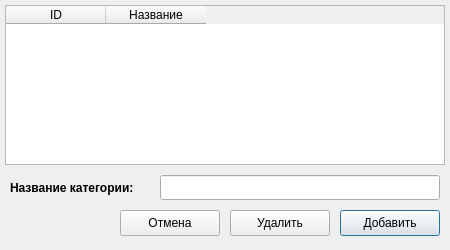
The window that ui_templates/AddCategoryDialog.ui (NikitaKolotushkin/McDonalds) describes before a commit, drawn with Qt 5.
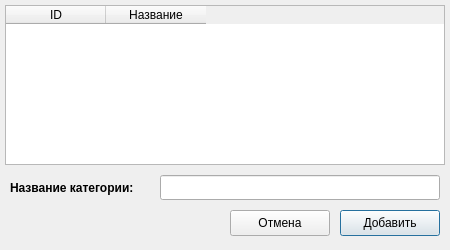
The same window after the commit.

Commit message: Изменения в дизайне интерфейсов

Diff of the .ui file:
```diff
--- a/ui_templates/AddCategoryDialog.ui
+++ b/ui_templates/AddCategoryDialog.ui
@@ -70,19 +70,6 @@
   <widget class="QPushButton" name="cancelButton">
    <property name="geometry">
     <rect>
-     <x>120</x>
-     <y>210</y>
-     <width>100</width>
-     <height>26</height>
-    </rect>
-   </property>
-   <property name="text">
-    <string>Отмена</string>
-   </property>
-  </widget>
-  <widget class="QPushButton" name="deleteCategoryButton">
-   <property name="geometry">
-    <rect>
      <x>230</x>
      <y>210</y>
      <width>100</width>
@@ -90,7 +77,7 @@
     </rect>
    </property>
    <property name="text">
-    <string>Удалить</string>
+    <string>Отмена</string>
    </property>
   </widget>
   <widget class="QTableWidget" name="tableWidget">
```
The commit also changes 3 other files.
